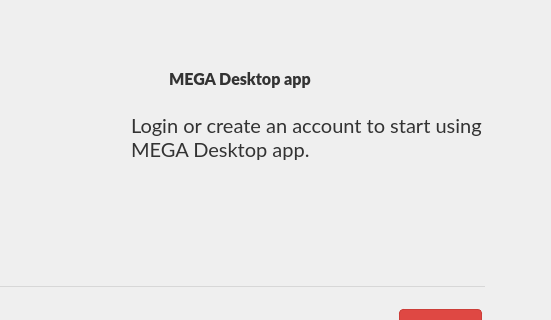
First picture: the form in src/MEGASync/gui/linux/InfoWizard.ui, repository meganz/MEGAsync, before the edit; both pictures show x 181 to 732 and y 0 to 320 of the 732 by 541 pixel window.
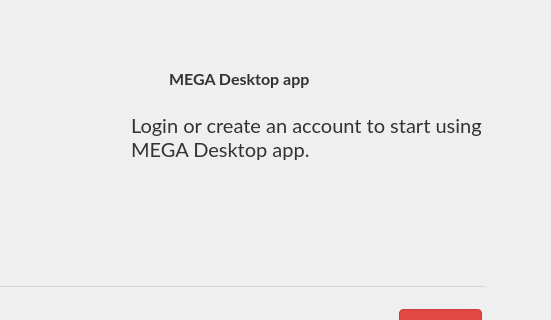
Second picture: the form after the edit. Icons and pictures are not drawn.

The edit to the form file:
```diff
--- a/src/MEGASync/gui/linux/InfoWizard.ui
+++ b/src/MEGASync/gui/linux/InfoWizard.ui
@@ -75,7 +75,7 @@
 color: #333333;
 font-family: Lato;
 font-size: 16px;
-font-weight: 900;
+font-weight: bold;
 }
 
 #lDescMEGAdesktopApp
```
